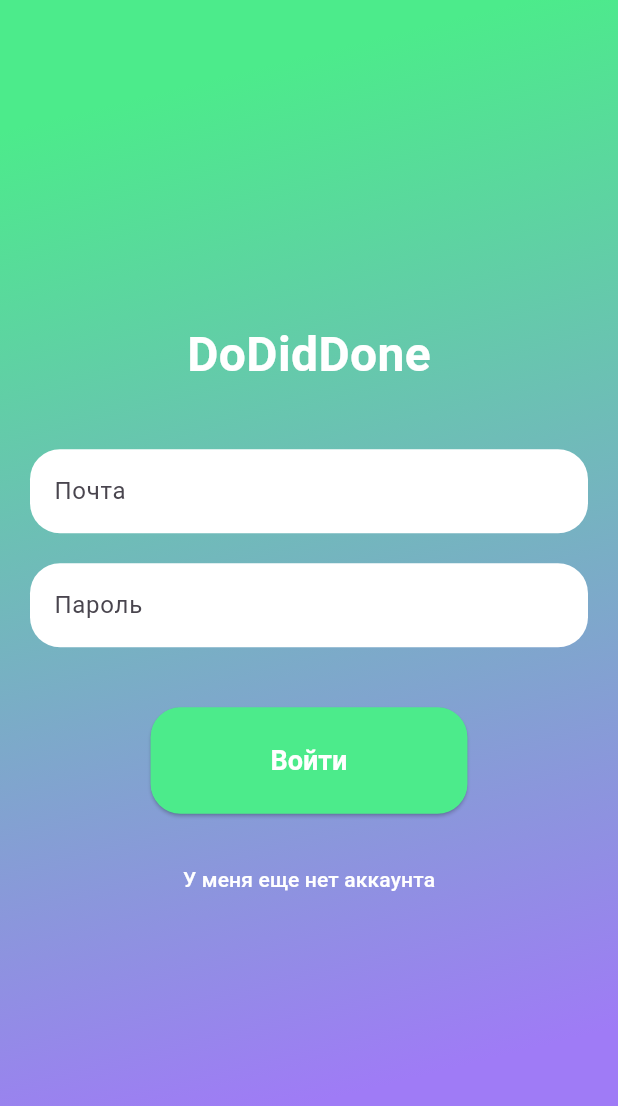
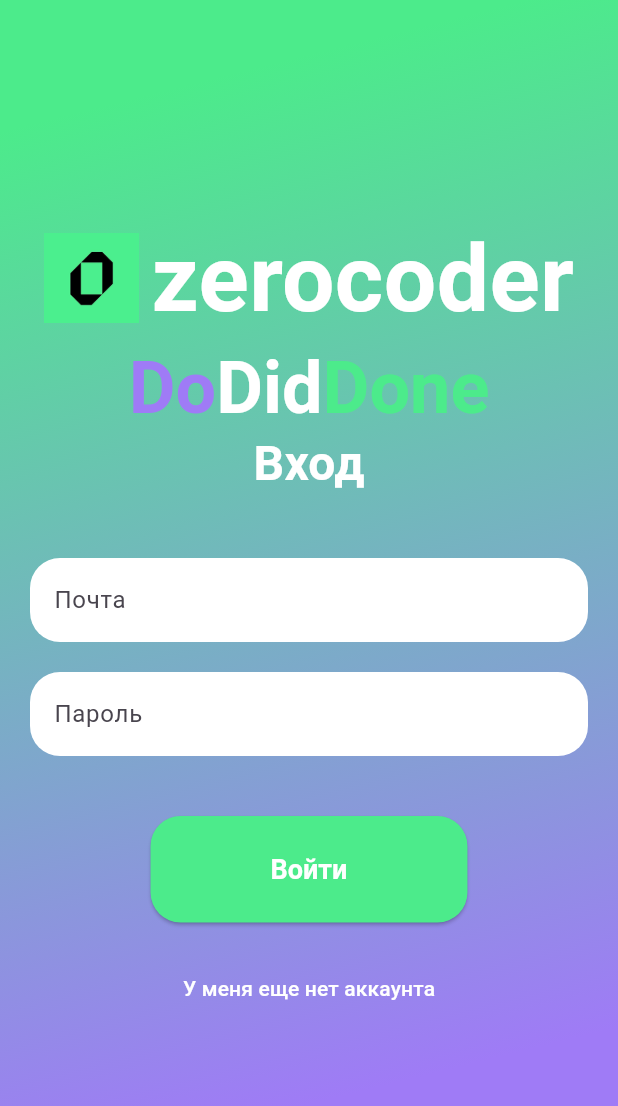
Before and after one commit to MiSha-spec/zc_dodiddon, a Flutter app: the screen it shows after launch, on a phone screen of 412 x 824 dp. Shown: the top 1106 px of the screen. Run offline on Flutter 3.47's test engine with Material 3 defaults, Android fonts, the phone set to English and light mode, and no system bars.

Commit message:
login page logo

```diff
--- a/lib/Pages/login_page.dart
+++ b/lib/Pages/login_page.dart
@@ -32,8 +32,57 @@
           child: Column(
             mainAxisAlignment: MainAxisAlignment.center,
             children: [
+               Row(
+                mainAxisAlignment: MainAxisAlignment.center,
+                children: [
+                  Image.asset(
+                    'assets/_2.png', // Замените на правильный путь к файлу
+                    height: 60, // Устанавливаем высоту изображения
+                  ),
+                  const SizedBox(width: 8),
+                  // Добавляем текст "zerocoder"
+                  const Text(
+                    'zerocoder',
+                    style: TextStyle(
+                      fontSize: 62,
+                      fontWeight: FontWeight.bold,
+                      color: Colors.white, // Белый цвет текста
+                    ),
+                  ),
+                ],
+              ),
+
+
+
+              RichText(
+                text: TextSpan(
+                  style: const TextStyle(
+                    fontSize: 48,
+                    fontWeight: FontWeight.bold,
+                  ),
+                  children: [
+                    TextSpan(
+                      text: 'Do',
+                      style: TextStyle(
+                        color: DoDidDoneTheme.lightTheme.colorScheme.primary,
+                      ),
+                    ),
+                    const TextSpan(
+                      text: 'Did',
+                      style: TextStyle(color: Colors.white),
+                    ),
+                    TextSpan(
+                      text: 'Done',
+                      style: TextStyle(
+                        color: DoDidDoneTheme.lightTheme.colorScheme.secondary,
+                      ),
+                    ),
+                  ],
+                ),
+              ),
+
               const Text(
-                'DoDidDone',
+                'Вход',
                 style: TextStyle(
                   fontSize: 32,
                   fontWeight: FontWeight.bold,
--- a/pubspec.yaml
+++ b/pubspec.yaml
@@ -62,6 +62,7 @@
   # To add assets to your application, add an assets section, like this:
   assets:
     - assets/
+    - assets/_1.png
 
   # An image asset can refer to one or more resolution-specific "variants", see
   # https://flutter.dev/assets-and-images/#resolution-aware
```
Also changed, not shown: assets/_2.png (added).
